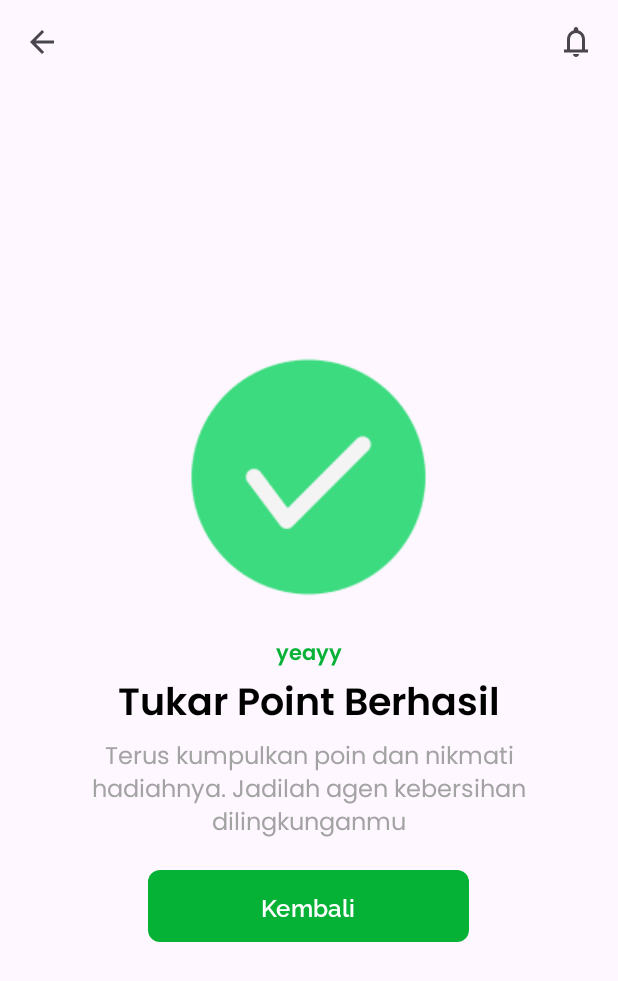
After one commit to Ijatur/PantauSampah, an Android app built with Jetpack Compose: the SuccessTukarPoint screen opened directly, with no data from a screen before it, on a phone screen of 412 x 824 dp. The commit adds this screen. Shown: the top 981 px of the screen. Run offline under Robolectric (Android 15) with nearby library versions, the light colour scheme and no system bars.

Commit message:
tambah halaman berhasil tukar poin

```diff
--- a/app/build.gradle.kts
+++ b/app/build.gradle.kts
@@ -65,6 +65,8 @@ dependencies {
     implementation("androidx.compose.material3:material3")
     implementation(platform("androidx.compose:compose-bom:2023.03.00"))
     implementation("com.google.firebase:firebase-database:20.3.0")
+    implementation("androidx.lifecycle:lifecycle-livedata-ktx:2.6.2")
+    implementation("androidx.lifecycle:lifecycle-viewmodel-ktx:2.6.2")
     testImplementation("junit:junit:4.13.2")
     androidTestImplementation("androidx.test.ext:junit:1.1.5")
     androidTestImplementation("androidx.test.espresso:espresso-core:3.5.1")
--- a/app/src/main/AndroidManifest.xml
+++ b/app/src/main/AndroidManifest.xml
@@ -14,6 +14,9 @@
         android:supportsRtl="true"
         android:theme="@style/Theme.PantauSampah"
         tools:targetApi="31">
+        <activity
+            android:name=".SuccessTukarPoint"
+            android:exported="false" />
         <activity
             android:name=".TukarMi5"
             android:exported="false" />
--- /dev/null
+++ b/app/src/main/java/com/example/pantausampah/SuccessTukarPoint.java
@@ -0,0 +1,30 @@
+package com.example.pantausampah;
+
+import androidx.appcompat.app.AppCompatActivity;
+
+import android.content.Intent;
+import android.os.Bundle;
+import android.view.View;
+import android.widget.Button;
+
+public class SuccessTukarPoint extends AppCompatActivity {
+
+    Button btnKembali;
+
+    @Override
+    protected void onCreate(Bundle savedInstanceState) {
+        super.onCreate(savedInstanceState);
+        setContentView(R.layout.activity_success_tukar_point);
+
+        btnKembali = findViewById(R.id.kembali);
+
+        btnKembali.setOnClickListener(new View.OnClickListener() {
+            @Override
+            public void onClick(View view) {
+                Intent intent = new Intent(getApplicationContext(), MainActivity.class);
+                startActivity(intent);
+                finish();
+            }
+        });
+    }
+}
--- /dev/null
+++ b/app/src/main/res/layout/activity_success_tukar_point.xml
@@ -0,0 +1,101 @@
+<?xml version="1.0" encoding="utf-8"?>
+<androidx.constraintlayout.widget.ConstraintLayout xmlns:android="http://schemas.android.com/apk/res/android"
+    xmlns:tools="http://schemas.android.com/tools"
+    android:layout_width="match_parent"
+    android:layout_height="match_parent"
+    android:gravity="center"
+    android:orientation="vertical">
+
+    <LinearLayout
+        android:layout_width="match_parent"
+        android:layout_height="match_parent"
+        android:orientation="vertical">
+
+        <LinearLayout
+            android:layout_width="match_parent"
+            android:layout_height="wrap_content"
+            android:orientation="horizontal"
+            android:padding="16dp">
+
+            <ImageView
+                android:id="@+id/btnBack"
+                android:layout_width="wrap_content"
+                android:layout_height="wrap_content"
+                android:src="@drawable/arrow_back"/>
+
+            <!-- SPACER VIEW -->
+            <View
+                android:layout_width="0dp"
+                android:layout_height="0dp"
+                android:layout_weight="1" />
+            <!-- SPACER VIEW -->
+            <!-- Notification Start -->
+
+            <ImageView
+                android:layout_width="wrap_content"
+                android:layout_height="wrap_content"
+                android:src="@drawable/notification"/>
+
+        </LinearLayout>
+
+        <LinearLayout
+            android:layout_width="match_parent"
+            android:layout_height="match_parent"
+            android:orientation="vertical"
+            android:gravity="center"
+            android:padding="16dp">
+
+            <ImageView
+                android:layout_width="wrap_content"
+                android:layout_height="wrap_content"
+                android:layout_marginBottom="24dp"
+                android:src="@drawable/check" />
+
+            <TextView
+                android:layout_width="match_parent"
+                android:layout_height="wrap_content"
+                android:gravity="center"
+                android:fontFamily="@font/poppins_semibold"
+                android:textColor="#06B236"
+                android:textSize="14sp"
+                android:text="yeayy"/>
+
+            <TextView
+                android:layout_width="match_parent"
+                android:layout_height="wrap_content"
+                android:gravity="center"
+                android:fontFamily="@font/poppins_semibold"
+                android:textColor="@color/black"
+                android:textSize="25sp"
+                android:text="Tukar Point Berhasil"/>
+
+            <TextView
+                android:layout_width="match_parent"
+                android:layout_height="wrap_content"
+                android:gravity="center"
+                android:fontFamily="@font/poppins_regular"
+                android:textColor="@color/textBiasa"
+                android:textSize="16sp"
+                android:text="@string/terus_kumpulkan_poin"
+                android:paddingRight="10dp"
+                android:paddingLeft="10dp"
+                android:layout_marginBottom="17dp"/>
+
+            <Button
+                android:id="@+id/kembali"
+                android:layout_width="wrap_content"
+                android:layout_height="wrap_content"
+                android:layout_marginBottom="16dp"
+                android:background="@drawable/btn_background"
+                android:fontFamily="@font/raleway_semibold"
+                android:text="Kembali"
+                android:textSize="16sp"
+                android:paddingLeft="75dp"
+                android:paddingRight="75dp"/>
+
+
+        </LinearLayout>
+
+    </LinearLayout>
+
+</androidx.constraintlayout.widget.ConstraintLayout>
--- a/app/src/main/res/values/strings.xml
+++ b/app/src/main/res/values/strings.xml
@@ -26,4 +26,5 @@
     <string name="jenis_sampah">Jenis Sampah</string>
     <string name="poin_kamu_saat_ini">Poin Kamu Saat Ini</string>
     <string name="tukar_poin_kamu">Tukar Poin Kamu</string>
+    <string name="terus_kumpulkan_poin">Terus kumpulkan poin dan nikmati hadiahnya. Jadilah agen kebersihan dilingkunganmu</string>
 </resources>
```
Also changed, not shown: app/src/main/res/drawable/check.png (added).
